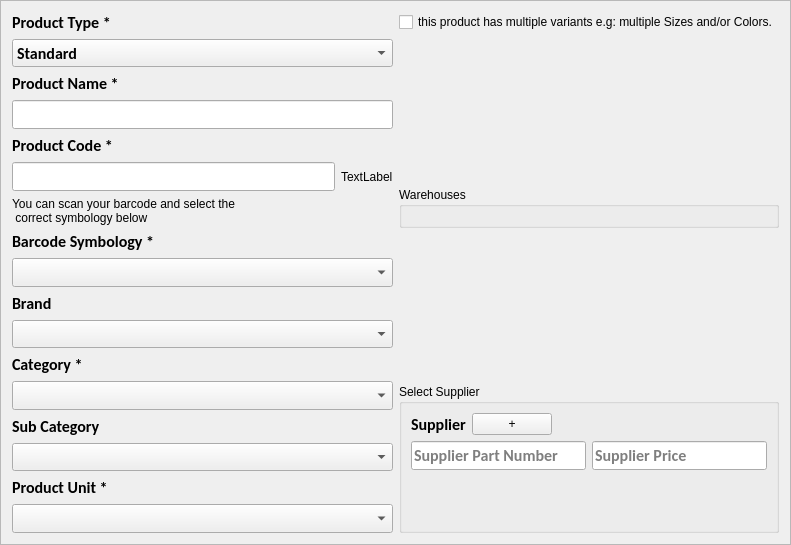
Old version of the form StockManager/Products/f_addproducts.ui in the repository ashraf-kx/stock-manager.
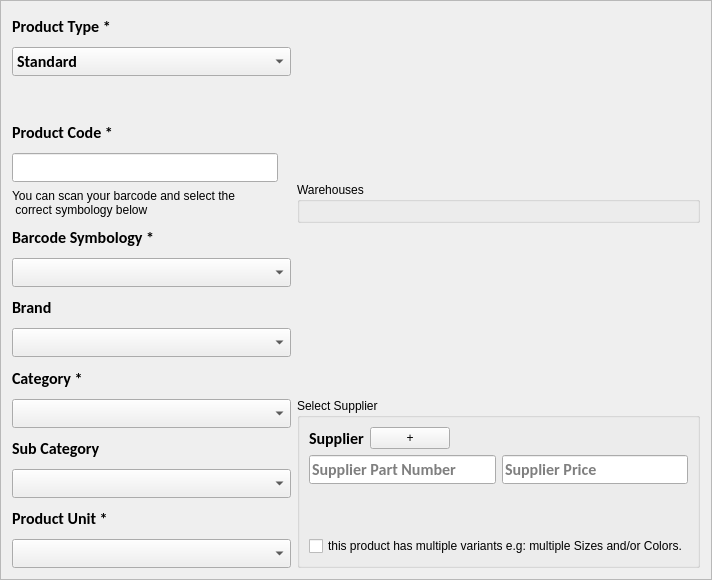
New version of the form. Icons and pictures are not drawn. Custom widgets are drawn as their Qt base class.

```diff
--- a/StockManager/Products/f_addproducts.ui
+++ b/StockManager/Products/f_addproducts.ui
@@ -6,8 +6,8 @@
    <rect>
     <x>0</x>
     <y>0</y>
-    <width>791</width>
-    <height>545</height>
+    <width>712</width>
+    <height>580</height>
    </rect>
   </property>
   <property name="windowTitle">
@@ -89,32 +89,18 @@
       </widget>
      </item>
      <item>
-      <widget class="QLabel" name="L_ProductName">
-       <property name="font">
-        <font>
-         <family>Calibri</family>
-         <pointsize>12</pointsize>
-         <weight>75</weight>
-         <bold>true</bold>
-        </font>
-       </property>
-       <property name="text">
+      <widget class="MDLineEdit" name="Le_productName">
+       <property name="labelText">
         <string>Product Name *</string>
        </property>
-       <property name="scaledContents">
-        <bool>true</bool>
+       <property name="helperVisible" stdset="0">
+        <bool>false</bool>
        </property>
-      </widget>
-     </item>
-     <item>
-      <widget class="QLineEdit" name="Le_ProductName">
-       <property name="font">
-        <font>
-         <family>Calibri</family>
-         <pointsize>12</pointsize>
-         <weight>75</weight>
-         <bold>true</bold>
-        </font>
+       <property name="leftIconVisible" stdset="0">
+        <bool>false</bool>
+       </property>
+       <property name="rightIconVisible" stdset="0">
+        <bool>false</bool>
        </property>
       </widget>
      </item>
@@ -152,8 +138,20 @@
        </item>
        <item>
         <widget class="QLabel" name="label_10">
-         <property name="text">
-          <string>TextLabel</string>
+         <property name="maximumSize">
+          <size>
+           <width>35</width>
+           <height>24</height>
+          </size>
+         </property>
+         <property name="pixmap">
+          <pixmap resource="../icons.qrc">:/b/icons/b/ic_graphic_eq_2x.png</pixmap>
+         </property>
+         <property name="scaledContents">
+          <bool>true</bool>
+         </property>
+         <property name="wordWrap">
+          <bool>true</bool>
          </property>
         </widget>
        </item>
@@ -399,19 +397,6 @@
    </item>
    <item>
     <layout class="QVBoxLayout" name="layoutRightSide">
-     <item>
-      <widget class="QCheckBox" name="Ckb_IsVariant">
-       <property name="sizePolicy">
-        <sizepolicy hsizetype="Preferred" vsizetype="Preferred">
-         <horstretch>0</horstretch>
-         <verstretch>0</verstretch>
-        </sizepolicy>
-       </property>
-       <property name="text">
-        <string>this product has multiple variants e.g: multiple Sizes and/or Colors.</string>
-       </property>
-      </widget>
-     </item>
      <item>
       <spacer name="verticalSpacer">
        <property name="orientation">
@@ -565,6 +550,19 @@
           </property>
          </spacer>
         </item>
+        <item>
+         <widget class="QCheckBox" name="Ckb_IsVariant">
+          <property name="sizePolicy">
+           <sizepolicy hsizetype="Preferred" vsizetype="Preferred">
+            <horstretch>0</horstretch>
+            <verstretch>0</verstretch>
+           </sizepolicy>
+          </property>
+          <property name="text">
+           <string>this product has multiple variants e.g: multiple Sizes and/or Colors.</string>
+          </property>
+         </widget>
+        </item>
        </layout>
       </widget>
      </item>
@@ -572,6 +570,15 @@
    </item>
   </layout>
  </widget>
- <resources/>
+ <customwidgets>
+  <customwidget>
+   <class>MDLineEdit</class>
+   <extends>QWidget</extends>
+   <header>mdlineedit.h</header>
+  </customwidget>
+ </customwidgets>
+ <resources>
+  <include location="../icons.qrc"/>
+ </resources>
  <connections/>
 </ui>
```
